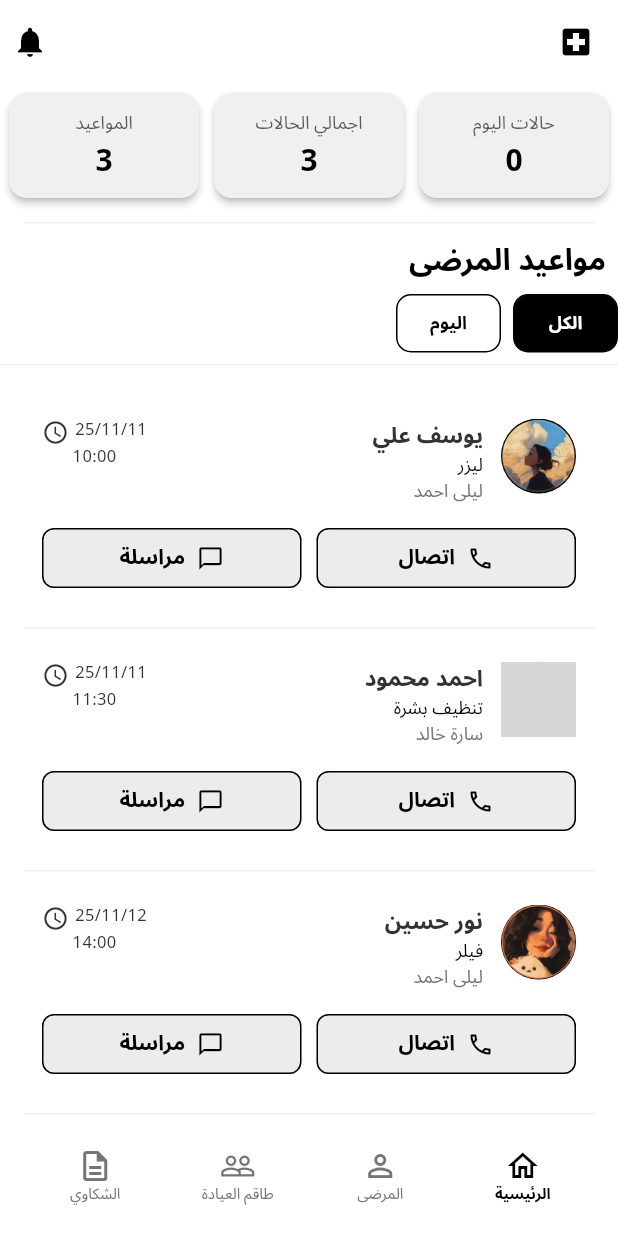
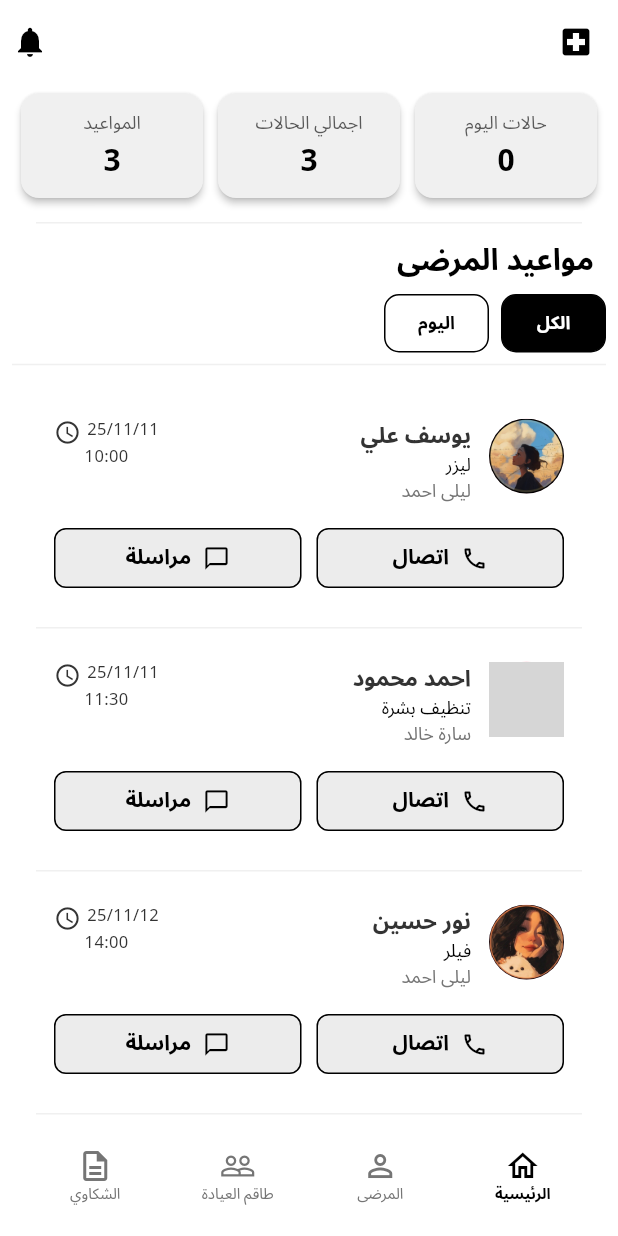
Before and after one commit to Nora-2/clinic, a Flutter app: the screen it shows after launch, on a phone screen of 412 x 824 dp. Run offline on Flutter 3.47's test engine with Material 3 defaults, Android fonts, the phone set to English and light mode, and no system bars; our stand-ins replace equatable, flutter_bloc; grey boxes are pictures that could not be loaded.

Commit message:
padding for appointment

```diff
--- a/lib/features/appointments/presentation/pages/appointment_screen.dart
+++ b/lib/features/appointments/presentation/pages/appointment_screen.dart
@@ -59,7 +59,9 @@
       ),
       body: BlocBuilder<AppointmentsCubit, AppointmentsState>(
         builder: (context, state) {
-          return Column(
+          return Padding(
+            padding: const EdgeInsets.symmetric(horizontal: 8),
+            child: Column(
               crossAxisAlignment: CrossAxisAlignment.end,
               children: [
                 Padding(
@@ -121,6 +123,7 @@
                 //      ),
                 //    ),
               ],
+            ),
           );
         },
       ),
```
Lines whose indentation alone changed are shown as unchanged.
